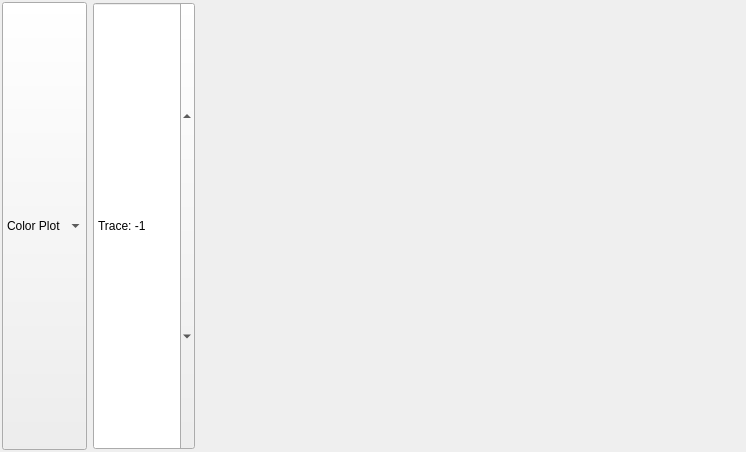
The window that qkit/gui/qviewkit/plot_view.ui (qkitgroup/qkit) describes before a commit, drawn with Qt 5.
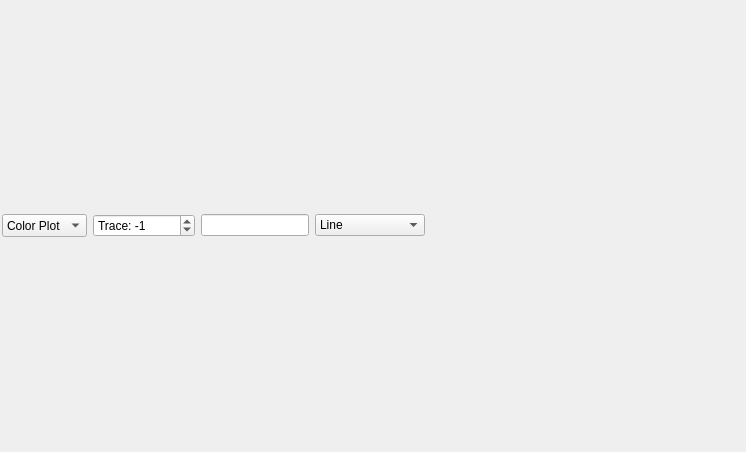
The same window after the commit.

Commit message: added table view to qviewkit

```diff
--- a/qkit/gui/qviewkit/plot_view.ui
+++ b/qkit/gui/qviewkit/plot_view.ui
@@ -67,6 +67,38 @@
        </property>
       </widget>
      </item>
+     <item>
+      <widget class="QLineEdit" name="TraceValue">
+       <property name="sizePolicy">
+        <sizepolicy hsizetype="Fixed" vsizetype="Fixed">
+         <horstretch>0</horstretch>
+         <verstretch>0</verstretch>
+        </sizepolicy>
+       </property>
+       <property name="readOnly">
+        <bool>true</bool>
+       </property>
+      </widget>
+     </item>
+     <item>
+      <widget class="QComboBox" name="PlotStyleSelector">
+       <item>
+        <property name="text">
+         <string>Line</string>
+        </property>
+       </item>
+       <item>
+        <property name="text">
+         <string>Line and Point</string>
+        </property>
+       </item>
+       <item>
+        <property name="text">
+         <string>Point</string>
+        </property>
+       </item>
+      </widget>
+     </item>
      <item>
       <spacer name="horizontalSpacer">
        <property name="orientation">
```
Left out of the diff: 5 changed lines with no effect on the pictures. The commit also changes 2 other files.
